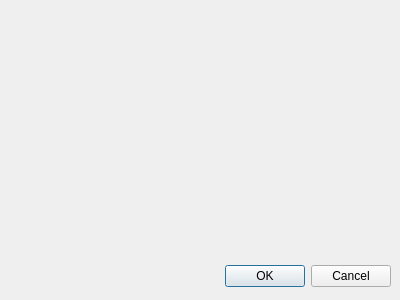
This is components/runner_configurator/runner_configurator.ui in Mot0511/CodeMaster as Qt 5 draws it before an edit. The edited form follows.
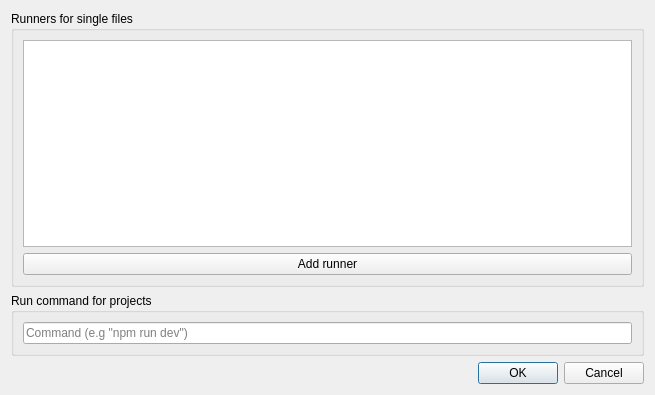
This is the edited form.

```diff
--- a/components/runner_configurator/runner_configurator.ui
+++ b/components/runner_configurator/runner_configurator.ui
@@ -6,29 +6,60 @@
    <rect>
     <x>0</x>
     <y>0</y>
-    <width>400</width>
-    <height>300</height>
+    <width>655</width>
+    <height>395</height>
    </rect>
   </property>
   <property name="windowTitle">
    <string>Dialog</string>
   </property>
-  <widget class="QDialogButtonBox" name="buttonBox">
-   <property name="geometry">
-    <rect>
-     <x>10</x>
-     <y>260</y>
-     <width>381</width>
-     <height>32</height>
-    </rect>
-   </property>
-   <property name="orientation">
-    <enum>Qt::Horizontal</enum>
-   </property>
-   <property name="standardButtons">
-    <set>QDialogButtonBox::Cancel|QDialogButtonBox::Ok</set>
-   </property>
-  </widget>
+  <layout class="QGridLayout" name="gridLayout">
+   <item row="0" column="0">
+    <widget class="QGroupBox" name="groupBox">
+     <property name="title">
+      <string>Runners for single files</string>
+     </property>
+     <layout class="QGridLayout" name="gridLayout_2">
+      <item row="0" column="0">
+       <widget class="QTableWidget" name="table"/>
+      </item>
+      <item row="1" column="0">
+       <widget class="QPushButton" name="addBtn">
+        <property name="text">
+         <string>Add runner</string>
+        </property>
+       </widget>
+      </item>
+     </layout>
+    </widget>
+   </item>
+   <item row="4" column="0">
+    <widget class="QDialogButtonBox" name="buttonBox">
+     <property name="orientation">
+      <enum>Qt::Horizontal</enum>
+     </property>
+     <property name="standardButtons">
+      <set>QDialogButtonBox::Cancel|QDialogButtonBox::Ok</set>
+     </property>
+    </widget>
+   </item>
+   <item row="3" column="0">
+    <widget class="QGroupBox" name="groupBox_2">
+     <property name="title">
+      <string>Run command for projects</string>
+     </property>
+     <layout class="QGridLayout" name="gridLayout_3">
+      <item row="0" column="0">
+       <widget class="QLineEdit" name="runCommand">
+        <property name="placeholderText">
+         <string>Command (e.g &quot;npm run dev&quot;)</string>
+        </property>
+       </widget>
+      </item>
+     </layout>
+    </widget>
+   </item>
+  </layout>
  </widget>
  <resources/>
  <connections>
```
Left out of the diff: 32 changed lines with no effect on the pictures.
